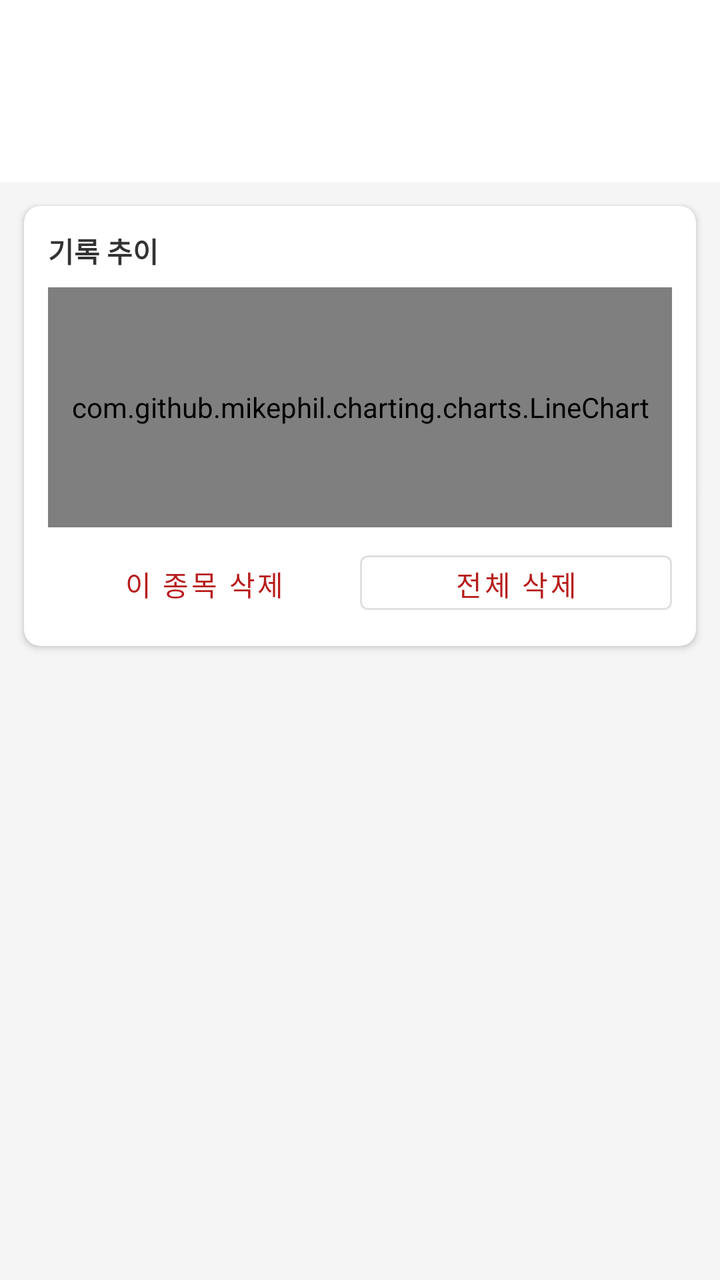
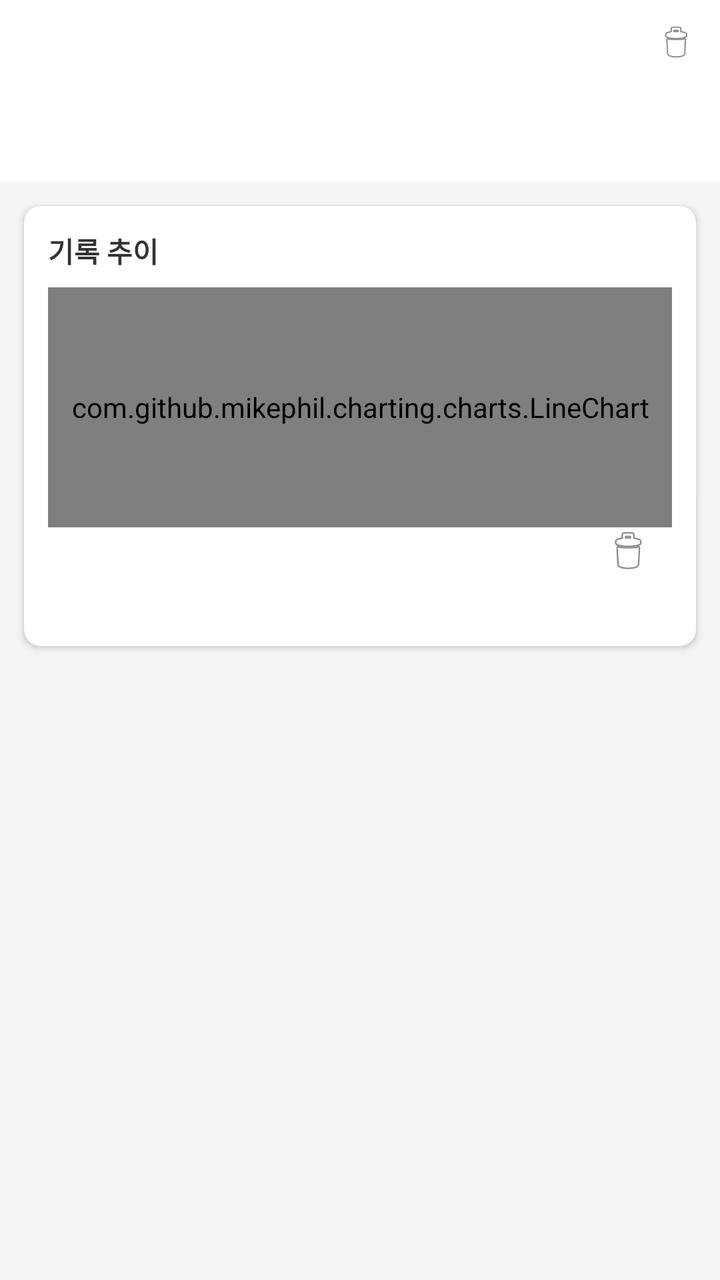

Compare the two renders of this Android layout. The source of the first and the diff that turns it into the second are given below.
<!-- AndroidManifest.xml: application theme Theme.MaterialComponents.Light.NoActionBar -->
<!-- res/layout/fragment_my_record.xml -->
<?xml version="1.0" encoding="utf-8"?>
<LinearLayout xmlns:android="http://schemas.android.com/apk/res/android"
    xmlns:app="http://schemas.android.com/apk/res-auto"
    android:layout_width="match_parent"
    android:layout_height="match_parent"
    android:orientation="vertical"
    android:background="@color/background_screen">

    
    <LinearLayout
        android:layout_width="match_parent"
        android:layout_height="wrap_content"
        android:orientation="horizontal"
        android:gravity="center_vertical"
        android:background="@color/white">

        <TextView
            android:id="@+id/tvMyInfo"
            android:layout_width="0dp"
            android:layout_height="wrap_content"
            android:layout_weight="1"
            android:padding="12dp"
            android:textSize="14sp"
            android:textStyle="bold"
            android:textColor="@color/text_primary"/>

        
        <ImageView
            android:id="@+id/ivCloseRecordList"
            android:layout_width="28dp"
            android:layout_height="28dp"
            android:layout_marginEnd="12dp"
            android:padding="2dp"
            android:visibility="gone"
            android:src="@android:drawable/ic_menu_close_clear_cancel"
            android:contentDescription="닫기"/>

    </LinearLayout>

    
    <com.google.android.material.tabs.TabLayout
        android:id="@+id/tabCategory"
        android:layout_width="match_parent"
        android:layout_height="wrap_content"
        android:background="@color/white"
        app:tabMode="scrollable"
        app:tabGravity="start"
        app:tabTextColor="@color/text_secondary"
        app:tabSelectedTextColor="@color/brand_primary"
        app:tabIndicatorColor="@color/brand_primary"/>

    
    <androidx.cardview.widget.CardView
        android:layout_width="match_parent"
        android:layout_height="220dp"
        android:layout_margin="12dp"
        app:cardCornerRadius="8dp"
        app:cardElevation="2dp">

        <LinearLayout
            android:layout_width="match_parent"
            android:layout_height="match_parent"
            android:orientation="vertical"
            android:padding="12dp">

            <TextView
                android:layout_width="wrap_content"
                android:layout_height="wrap_content"
                android:text="기록 추이"
                android:textSize="14sp"
                android:textStyle="bold"
                android:textColor="@color/text_primary"
                android:layout_marginBottom="8dp"/>

            <com.github.mikephil.charting.charts.LineChart
                android:id="@+id/lineChart"
                android:layout_width="match_parent"
                android:layout_height="120dp"/>

            
            <LinearLayout
                android:layout_width="match_parent"
                android:layout_height="wrap_content"
                android:layout_marginTop="8dp"
                android:orientation="horizontal">

                
                <Button
                    android:id="@+id/btnDeleteMyCategoryRecords"
                    android:layout_width="0dp"
                    android:layout_height="wrap_content"
                    android:layout_weight="1"
                    android:textColor="@color/color_danger"
                    style="@style/Widget.MaterialComponents.Button.TextButton"
                    android:text="이 종목 삭제" />

                
                <Button
                    android:id="@+id/btnDeleteMyAllRecords"
                    android:layout_width="0dp"
                    android:layout_height="wrap_content"
                    android:layout_weight="1"
                    android:textColor="@color/color_danger"
                    style="@style/Widget.MaterialComponents.Button.OutlinedButton"
                    android:text="전체 삭제" />

            </LinearLayout>
        </LinearLayout>
    </androidx.cardview.widget.CardView>

    
    <TextView
        android:id="@+id/tvRecordSummary"
        android:layout_width="wrap_content"
        android:layout_height="wrap_content"
        android:layout_marginStart="16dp"
        android:textSize="13sp"
        android:textColor="@color/text_secondary"/>

    
    <TextView
        android:id="@+id/tvPersonalBest"
        android:layout_width="wrap_content"
        android:layout_height="wrap_content"
        android:layout_marginStart="16dp"
        android:layout_marginBottom="8dp"
        android:textSize="13sp"
        android:textStyle="bold"
        android:textColor="@color/brand_primary"/>

    
    <androidx.recyclerview.widget.RecyclerView
        android:id="@+id/rvRecords"
        android:layout_width="match_parent"
        android:layout_height="0dp"
        android:layout_weight="1"
        android:padding="8dp"
        android:clipToPadding="false"/>

</LinearLayout>
<!-- resources referenced by this layout -->
<resources>
  <color name="background_screen">#FFF5F5F5</color>
  <color name="brand_primary">#FF1A237E</color>
  <color name="color_danger">#FFB71C1C</color>
  <color name="text_primary">#FF333333</color>
  <color name="text_secondary">#FF666666</color>
  <color name="white">#FFFFFFFF</color>
</resources>

<!-- the commit's change to res/layout/fragment_my_record.xml (unified diff, before → after) -->
@@ -24,6 +24,15 @@
             android:textStyle="bold"
             android:textColor="@color/text_primary"/>
 
+        <ImageView
+            android:id="@+id/btnDeleteMyAllRecords"
+            android:layout_width="24dp"
+            android:layout_height="24dp"
+            android:padding="2dp"
+            android:layout_marginEnd="10dp"
+            android:src="@android:drawable/ic_menu_delete"
+            android:contentDescription="전체 삭제"/>
+
         
         <ImageView
             android:id="@+id/ivCloseRecordList"
@@ -36,6 +45,24 @@
             android:contentDescription="닫기"/>
 
     </LinearLayout>
+
+
+
+
+
+
+
+
+
+
+
+
+
+
+
+
+
+
 
     
     <com.google.android.material.tabs.TabLayout
@@ -78,33 +105,16 @@
                 android:layout_height="120dp"/>
 
             
-            <LinearLayout
-                android:layout_width="match_parent"
-                android:layout_height="wrap_content"
-                android:layout_marginTop="8dp"
-                android:orientation="horizontal">
+            <ImageView
+                android:id="@+id/btnDeleteMyCategoryRecords"
+                android:layout_width="24dp"
+                android:layout_height="24dp"
+                android:layout_gravity="end"
+                android:layout_marginEnd="10dp"
+                android:src="@android:drawable/ic_menu_delete"
+                android:contentDescription="이 종목 삭제"/>
 
-                
-                <Button
-                    android:id="@+id/btnDeleteMyCategoryRecords"
-                    android:layout_width="0dp"
-                    android:layout_height="wrap_content"
-                    android:layout_weight="1"
-                    android:textColor="@color/color_danger"
-                    style="@style/Widget.MaterialComponents.Button.TextButton"
-                    android:text="이 종목 삭제" />
 
-                
-                <Button
-                    android:id="@+id/btnDeleteMyAllRecords"
-                    android:layout_width="0dp"
-                    android:layout_height="wrap_content"
-                    android:layout_weight="1"
-                    android:textColor="@color/color_danger"
-                    style="@style/Widget.MaterialComponents.Button.OutlinedButton"
-                    android:text="전체 삭제" />
-
-            </LinearLayout>
         </LinearLayout>
     </androidx.cardview.widget.CardView>
 
<!-- resource entries referenced after the edit -->
@@ -2,7 +2,6 @@
 <resources>
   <color name="background_screen">#FFF5F5F5</color>
   <color name="brand_primary">#FF1A237E</color>
-  <color name="color_danger">#FFB71C1C</color>
   <color name="text_primary">#FF333333</color>
   <color name="text_secondary">#FF666666</color>
   <color name="white">#FFFFFFFF</color>
